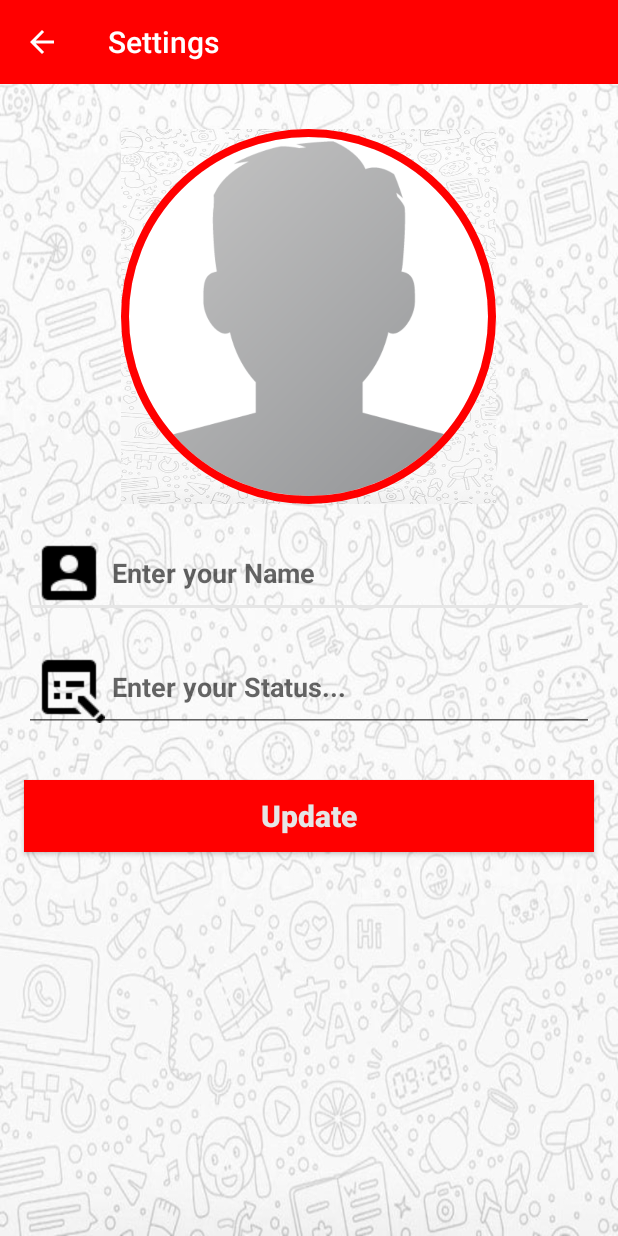
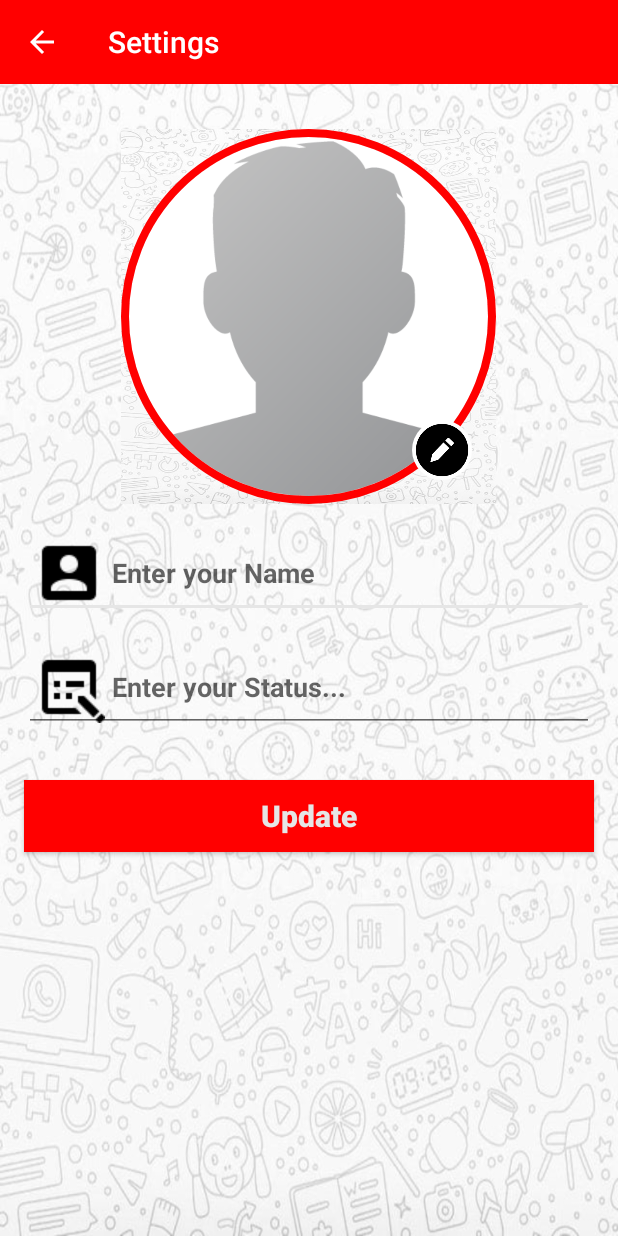
Before and after one commit to gauravraj0510/PopChat, an Android app: the screen it shows after launch once a user with an empty profile is signed in (SettingsActivity), on a phone screen of 412 x 824 dp. Run offline under Robolectric (Android 15) with nearby library versions, the phone set to English and light mode, and no system bars; our stand-ins replace CircleImageView, Firebase (no records; nobody signed in at launch, a user with empty details on screens opened directly), Picasso; libraries missing offline, so code that uses them is left out: com.theartofdev.edmodo; pictures from the network do not load.

Commit message:
edit image icon added

```diff
--- a/app/build.gradle
+++ b/app/build.gradle
@@ -39,6 +39,7 @@ dependencies {
     implementation 'com.squareup.picasso:picasso:2.71828'
     implementation 'com.theartofdev.edmodo:android-image-cropper:2.8.+'
     implementation 'com.firebaseui:firebase-ui-database:6.2.1'
+    implementation 'com.android.support:appcompat-v7:28.0.0'
     testImplementation 'junit:junit:4.12'
     androidTestImplementation 'androidx.test.ext:junit:1.1.1'
     androidTestImplementation 'androidx.test.espresso:espresso-core:3.2.0'
--- a/app/src/main/res/layout/activity_settings.xml
+++ b/app/src/main/res/layout/activity_settings.xml
@@ -13,7 +13,7 @@
         layout="@layout/app_bar_layout"
         app:layout_constraintEnd_toEndOf="parent"
         app:layout_constraintStart_toStartOf="parent"
-        app:layout_constraintTop_toTopOf="parent"></include>
+        app:layout_constraintTop_toTopOf="parent" />
 
     <de.hdodenhof.circleimageview.CircleImageView
         android:id="@+id/set_profile_image"
@@ -28,6 +28,15 @@
         app:layout_constraintHorizontal_bias="0.496"
         app:layout_constraintStart_toStartOf="parent"
         app:layout_constraintTop_toBottomOf="@+id/settings_toolbar" />
+
+    <de.hdodenhof.circleimageview.CircleImageView
+        android:layout_width="40dp"
+        android:layout_height="40dp"
+        android:layout_marginEnd="16dp"
+        android:layout_marginBottom="16dp"
+        android:src="@drawable/editimage"
+        app:layout_constraintBottom_toBottomOf="@+id/set_profile_image"
+        app:layout_constraintEnd_toEndOf="@+id/set_profile_image" />
 
     <EditText
         android:id="@+id/set_user_name"
--- a/app/src/main/res/layout/app_bar_layout.xml
+++ b/app/src/main/res/layout/app_bar_layout.xml
@@ -1,9 +1,10 @@
 <?xml version="1.0" encoding="utf-8"?>
-<androidx.appcompat.widget.Toolbar xmlns:android="http://schemas.android.com/apk/res/android"
+<androidx.appcompat.widget.Toolbar
+    xmlns:android="http://schemas.android.com/apk/res/android"
+    android:id="@+id/main_app_bar"
+    android:background="@color/colorPrimary"
     android:layout_width="match_parent"
     android:layout_height="wrap_content"
-    android:id="@+id/main_app_bar"
-    android:background="@color/colorPrimary"
     android:theme="@style/ThemeOverlay.AppCompat.Dark.ActionBar">
 
 </androidx.appcompat.widget.Toolbar>
```
Also changed, not shown: app/src/main/res/drawable/editimage.png (added).
